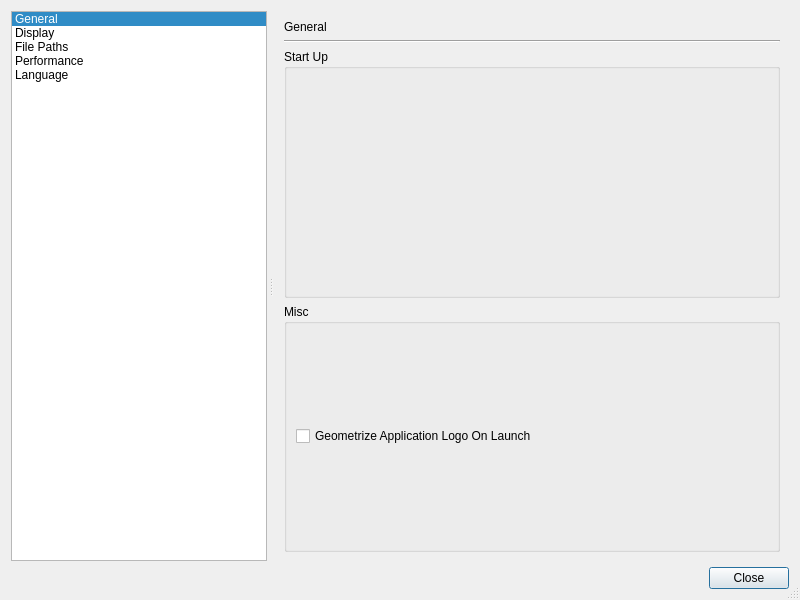
Qt form geometrize/dialog/globalpreferencesdialog.ui (Tw1ddle/geometrize) before a commit.
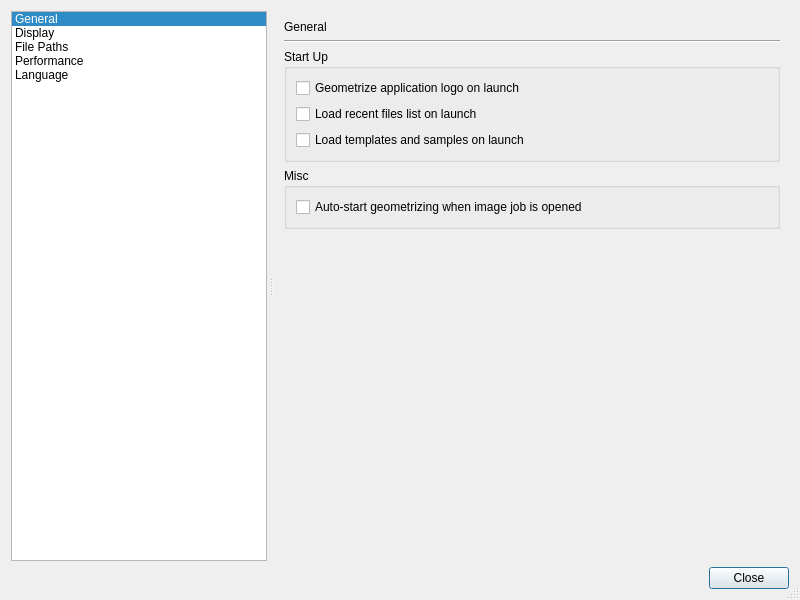
The same form after that commit. The open tabs and pages were chosen to show the change. Icons and pictures are not drawn. Custom widgets are drawn as their Qt base class.

Commit message: More UI tweaks, start adding a welcome dialog

What changed in the file:
```diff
--- a/geometrize/dialog/globalpreferencesdialog.ui
+++ b/geometrize/dialog/globalpreferencesdialog.ui
@@ -173,7 +173,29 @@
               <property name="title">
                <string>Start Up</string>
               </property>
-              <layout class="QHBoxLayout" name="horizontalLayout_5"/>
+              <layout class="QVBoxLayout" name="verticalLayout_27">
+               <item>
+                <widget class="QCheckBox" name="checkBox">
+                 <property name="text">
+                  <string>Geometrize application logo on launch</string>
+                 </property>
+                </widget>
+               </item>
+               <item>
+                <widget class="QCheckBox" name="checkBox_3">
+                 <property name="text">
+                  <string>Load recent files list on launch</string>
+                 </property>
+                </widget>
+               </item>
+               <item>
+                <widget class="QCheckBox" name="checkBox_4">
+                 <property name="text">
+                  <string>Load templates and samples on launch</string>
+                 </property>
+                </widget>
+               </item>
+              </layout>
              </widget>
             </item>
             <item>
@@ -183,9 +205,9 @@
               </property>
               <layout class="QVBoxLayout" name="verticalLayout_26">
                <item>
-                <widget class="QCheckBox" name="checkBox">
+                <widget class="QCheckBox" name="checkBox_2">
                  <property name="text">
-                  <string>Geometrize Application Logo On Launch</string>
+                  <string>Auto-start geometrizing when image job is opened</string>
                  </property>
                 </widget>
                </item>
@@ -196,6 +218,19 @@
           </item>
          </layout>
         </item>
+        <item>
+         <spacer name="verticalSpacer_2">
+          <property name="orientation">
+           <enum>Qt::Vertical</enum>
+          </property>
+          <property name="sizeHint" stdset="0">
+           <size>
+            <width>20</width>
+            <height>40</height>
+           </size>
+          </property>
+         </spacer>
+        </item>
        </layout>
       </widget>
       <widget class="QWidget" name="displayPreferencesPage">
```
Left out of the diff: 79 changed lines with no effect on the pictures. The commit also changes 14 other files.
